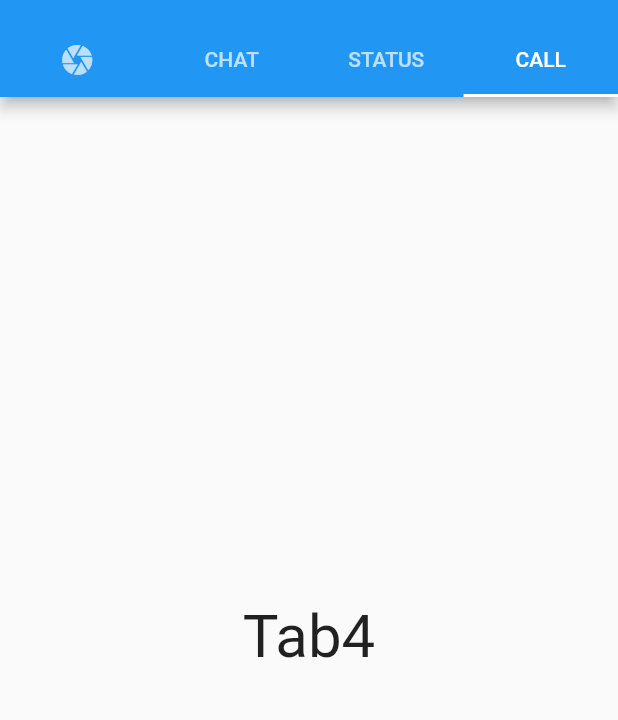
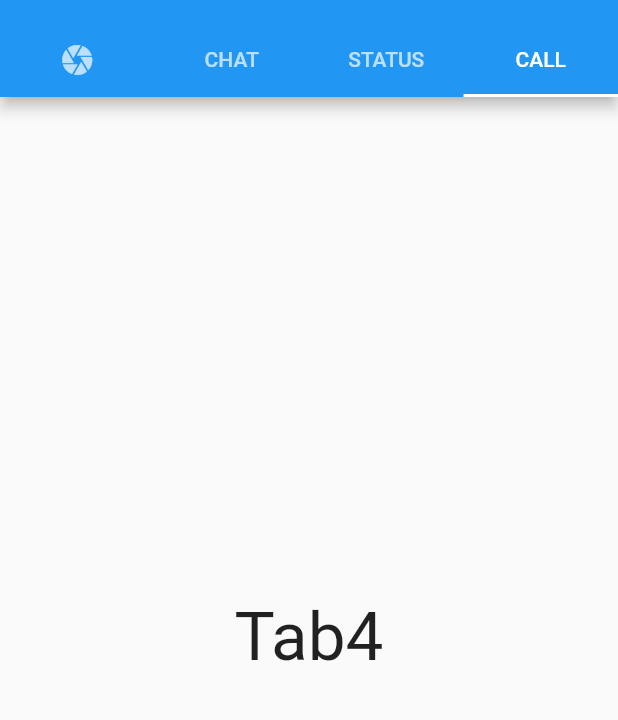
Before and after one commit to mdsumonahmed/flutter_tabbbar, a Flutter app: the screen it shows after launch, tab 4 chosen, on a phone screen of 412 x 824 dp, the part 59-779 px from its top. Run offline on Flutter 3.47's test engine with Material 2 defaults, Android fonts, the phone set to English and light mode, and no system bars; network calls fail.

```diff
--- a/lib/homepage.dart
+++ b/lib/homepage.dart
@@ -44,13 +44,13 @@ class HomePage extends StatelessWidget {
           Center(
             child: Text(
               'Tab3',
-              style: TextStyle(fontSize: 40),
+              style: TextStyle(fontSize: 45),
             ),
           ),
           Center(
             child: Text(
               'Tab4',
-              style: TextStyle(fontSize: 40),
+              style: TextStyle(fontSize: 45),
             ),
           ),
         ]),
```
